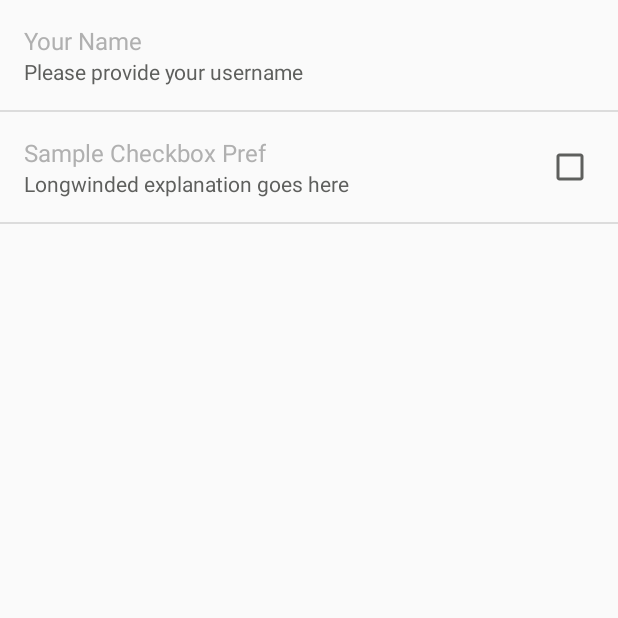
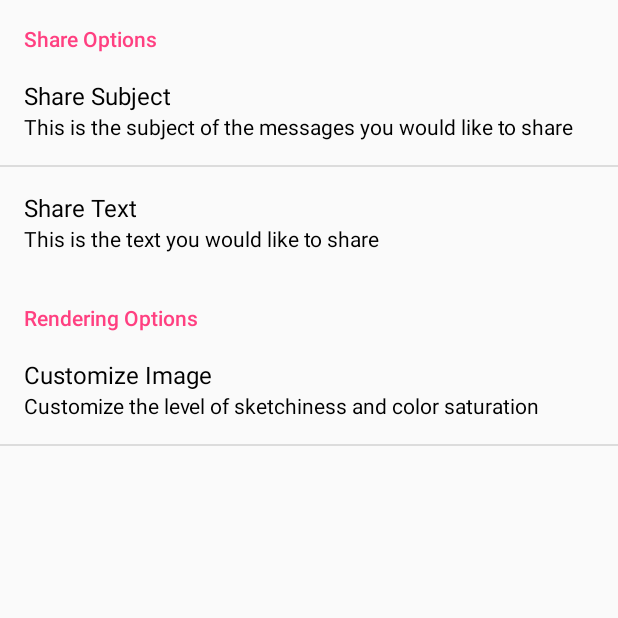
Before and after one commit to walkerreynolds16/CPSC475_Camera_Project, an Android app: the SettingsActivity screen opened directly, with no data from a screen before it, on a phone screen of 412 x 824 dp, the top half of it. Run offline under Robolectric (Android 15) with nearby library versions, the phone set to English and light mode, and no system bars.

```diff
--- a/project2_Solution_color/src/main/res/values/strings.xml
+++ b/project2_Solution_color/src/main/res/values/strings.xml
@@ -6,7 +6,7 @@
     <string name="dialog_title_edittext_preference">Enter your favorite animal</string>
     <string name="title_checkbox_preference">Checkbox preference</string>
     <string name="summary_checkbox_preference">This is a checkbox</string>
-    <string name="app_name"></string>
+    <string name="app_name">Project2_cameraApp</string>
     <string name="action_settings">Settings</string>
     <string name="hello_world">Hello world!</string>
     <string name="inline_preferences">In-line preferences</string>
--- a/project2_Solution_color/src/main/res/values/styles.xml
+++ b/project2_Solution_color/src/main/res/values/styles.xml
@@ -8,7 +8,8 @@
         <item name="colorAccent">@color/accent</item>
 
         <item name="android:textColorPrimary">#B0B0B0</item>
-        <item name="android:textColorSecondary">#5E5F5D</item>
+        <item name="android:textColorSecondary">#000</item>
+        <item name="android:textColor">#000</item>
 
 
 
--- a/project2_Solution_color/src/main/res/xml/preferences.xml
+++ b/project2_Solution_color/src/main/res/xml/preferences.xml
@@ -1,11 +1,42 @@
 <?xml version="1.0" encoding="utf-8"?>
-<PreferenceScreen xmlns:android="http://schemas.android.com/apk/res/android" >
-    <EditTextPreference android:title="Your Name"
-        android:key="username"
-        android:summary="Please provide your username"></EditTextPreference>
-    <CheckBoxPreference android:title="Sample Checkbox Pref"
-        android:defaultValue="false"
-        android:summary="Longwinded explanation goes here"
-        android:key="applicationUpdates" />
+<PreferenceScreen xmlns:android="http://schemas.android.com/apk/res/android">
+
+    <PreferenceCategory android:title="Share Options">
+        <EditTextPreference android:title="Share Subject"
+            android:key="subject"
+            android:summary="This is the subject of the messages you would like to share"
+            android:defaultValue="Photo"/>
+        <EditTextPreference android:title="Share Text"
+            android:summary="This is the text you would like to share"
+            android:key="text"
+            android:text="Look at this cool photo I took."/>
+
+    </PreferenceCategory>
+
+    <PreferenceCategory android:title="Rendering Options">
+        <PreferenceScreen
+            android:key="imageCustomize"
+            android:title="Customize Image"
+            android:summary="Customize the level of sketchiness and color saturation"
+            android:persistent="false">
+
+                <com.example.helpers.SeekBarPreference
+                    android:key="sketchiness"
+                    android:title="Sketchiness"
+                    android:summary="Set BW threshold, higher numbers correspond to less detail and whiter image"
+                    android:defaultValue="50"
+                    android:max="99"/>
+
+                <com.example.helpers.SeekBarPreference
+                    android:key="saturation"
+                    android:title="Saturation"
+                    android:summary="Set color saturation, higher numbers correspond to more colorful images"
+                    android:defaultValue="150"
+                    android:max="255"/>
+
+        </PreferenceScreen>
+
+
+    </PreferenceCategory>
 
 </PreferenceScreen>
```
Also changed, not shown: project2_Solution_color/src/main/java/com/example/solution_color/MainActivity.java (+161 -67 lines), project2_Solution_color/src/main/res/layout/activity_main.xml (+10 -8 lines), 205 other files.
